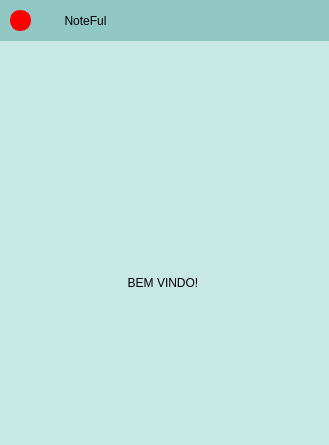
Qt form .ui/main.ui (BiancaADJ/app_android) before a commit.
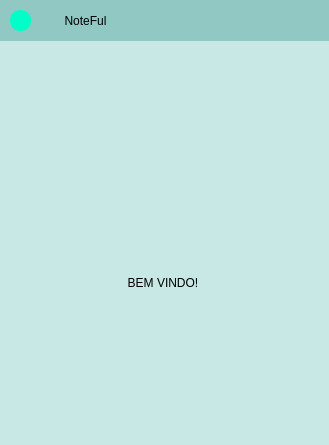
The same form after that commit. Icons and pictures are not drawn.

Patch:
```diff
--- a/.ui/main.ui
+++ b/.ui/main.ui
@@ -116,8 +116,7 @@
       </rect>
      </property>
      <property name="styleSheet">
-      <string notr="true">background-color: red;
-border: 1px solid red;
+      <string notr="true">background-color: rgb(0, 255, 200);
 border-radius: 10px;</string>
      </property>
     </widget>
```
Left out of the diff: 19 changed lines with no effect on the pictures.
